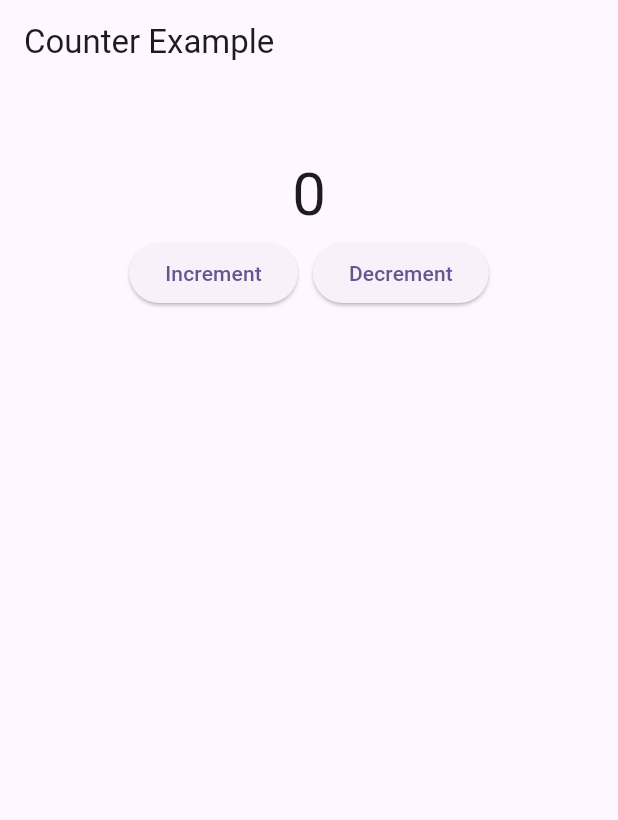
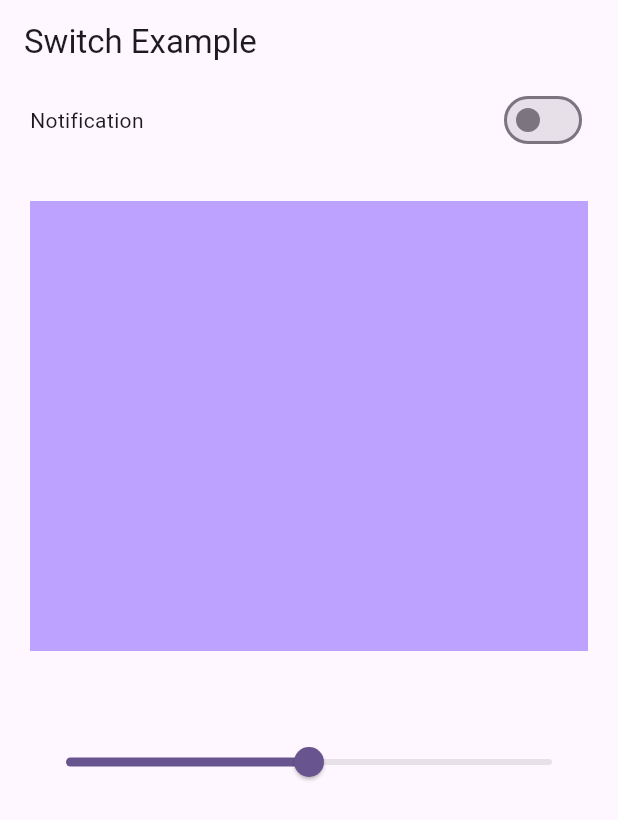
Before and after one commit to nikhil-mallik/bloc_practice, a Flutter app: the screen it shows after launch, on a phone screen of 412 x 824 dp. Shown: the top 820 px of the screen. Run offline on Flutter 3.47's test engine with Material 3 defaults, Android fonts, the phone set to English and light mode, and no system bars; our stand-ins replace bloc, equatable, flutter_bloc.

Commit message:
Switch Example Completed.

```diff
--- /dev/null
+++ b/lib/bloc/switch_example/switch_bloc.dart
@@ -0,0 +1,22 @@
+import 'package:bloc/bloc.dart';
+import 'package:bloc_practice/bloc/switch_example/switch_event.dart';
+import 'package:bloc_practice/bloc/switch_example/switch_states.dart';
+
+class SwitchBloc extends Bloc<SwitchEvents, SwitchStates> {
+  SwitchBloc() : super(SwitchStates()) {
+    on<EnableOrDisableNotification>(_enableDisableNotification);
+    on<SliderEvents>(_sliderFunction);
+  }
+
+  void _enableDisableNotification(
+      EnableOrDisableNotification events, Emitter<SwitchStates> emit) {
+    // passing value through state
+    emit(state.copyWith(isSwitch: !state.isSwitch));
+  }
+
+  void _sliderFunction(SliderEvents events, Emitter<SwitchStates> emit) {
+    // passing value through events.
+    // getting value through the events.
+    emit(state.copyWith(slider: events.sliderVal.toDouble()));
+  }
+}
--- /dev/null
+++ b/lib/bloc/switch_example/switch_event.dart
@@ -0,0 +1,19 @@
+import 'package:equatable/equatable.dart';
+
+abstract class SwitchEvents extends Equatable {
+  const SwitchEvents();
+
+  @override
+  List<Object> get props => [];
+}
+
+class EnableOrDisableNotification extends SwitchEvents {}
+
+//ignore: must_be_immutable
+class SliderEvents extends SwitchEvents {
+  double sliderVal;
+  SliderEvents({required this.sliderVal});
+
+  @override
+  List<Object> get props => [sliderVal];
+}
--- /dev/null
+++ b/lib/bloc/switch_example/switch_states.dart
@@ -0,0 +1,18 @@
+import 'package:equatable/equatable.dart';
+//ignore: must_be_immutable
+class SwitchStates extends Equatable {
+  bool isSwitch;
+  double slider;
+
+  SwitchStates({this.isSwitch = false, this.slider = 0.5});
+
+  SwitchStates copyWith({bool? isSwitch, double? slider}) {
+    return SwitchStates(
+      isSwitch: isSwitch ?? this.isSwitch,
+      slider: slider ?? this.slider,
+    );
+  }
+
+  @override
+  List<Object?> get props => [isSwitch, slider];
+}
--- a/lib/main.dart
+++ b/lib/main.dart
@@ -1,8 +1,9 @@
 import 'package:bloc_practice/bloc/counter/counter_bloc.dart';
+import 'package:bloc_practice/bloc/switch_example/switch_bloc.dart';
 import 'package:flutter/material.dart';
 import 'package:flutter_bloc/flutter_bloc.dart';
 
-import 'ui/counter/counter_screen.dart';
+import 'ui/switch_example/switch_example_screen.dart';
 
 void main() {
   runApp(const MyApp());
@@ -13,15 +14,22 @@ class MyApp extends StatelessWidget {
 
   @override
   Widget build(BuildContext context) {
-    return BlocProvider(
-      create: (_) => CounterBloc(),
+    return MultiBlocProvider(
+      providers: [
+        BlocProvider(
+          create: (_) => CounterBloc(),
+        ),
+        BlocProvider(
+          create: (_) => SwitchBloc(),
+        ),
+      ],
       child: MaterialApp(
         title: 'Flutter Demo',
         theme: ThemeData(
           colorScheme: ColorScheme.fromSeed(seedColor: Colors.deepPurple),
           useMaterial3: true,
         ),
-        home: const CounterScreen(),
+        home: const SwitchExampleScreen(),
       ),
     );
   }
--- /dev/null
+++ b/lib/ui/switch_example/switch_example_screen.dart
@@ -0,0 +1,68 @@
+import 'package:bloc_practice/bloc/switch_example/switch_bloc.dart';
+import 'package:bloc_practice/bloc/switch_example/switch_event.dart';
+import 'package:bloc_practice/bloc/switch_example/switch_states.dart';
+import 'package:flutter/material.dart';
+import 'package:flutter_bloc/flutter_bloc.dart';
+
+class SwitchExampleScreen extends StatelessWidget {
+  const SwitchExampleScreen({super.key});
+
+  @override
+  Widget build(BuildContext context) {
+    return Scaffold(
+      appBar: AppBar(
+        title: const Text('Switch Example'),
+      ),
+      body: Padding(
+        padding: const EdgeInsets.symmetric(horizontal: 20),
+        child: Column(
+          children: [
+            BlocBuilder<SwitchBloc, SwitchStates>(
+                buildWhen: (previous, current) =>
+                    previous.isSwitch != current.isSwitch,
+                builder: (context, state) {
+                  return Row(
+                    mainAxisAlignment: MainAxisAlignment.spaceBetween,
+                    children: [
+                      const Text('Notification'),
+                      Switch(
+                        value: state.isSwitch,
+                        onChanged: (_) {
+                          context
+                              .read<SwitchBloc>()
+                              .add(EnableOrDisableNotification());
+                        },
+                      ),
+                    ],
+                  );
+                }),
+            const SizedBox(height: 30),
+            BlocBuilder<SwitchBloc, SwitchStates>(
+                buildWhen: (previous, current) =>
+                    previous.slider != current.slider,
+                builder: (context, state) {
+                  return Column(
+                    children: [
+                      Container(
+                        height: 300,
+                        color:
+                            Colors.deepPurpleAccent.withOpacity(state.slider),
+                      ),
+                      const SizedBox(height: 50),
+                      Slider(
+                        value: state.slider,
+                        onChanged: (newVal) {
+                          context
+                              .read<SwitchBloc>()
+                              .add(SliderEvents(sliderVal: newVal));
+                        },
+                      ),
+                    ],
+                  );
+                }),
+          ],
+        ),
+      ),
+    );
+  }
+}
```
